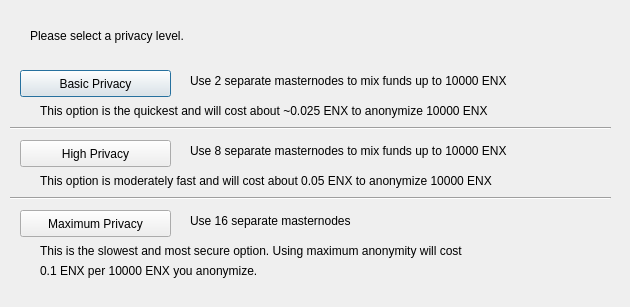
Before: the Qt Designer form src/qt/forms/obfuscationconfig.ui in SmandeP/bib, drawn with Qt 5.
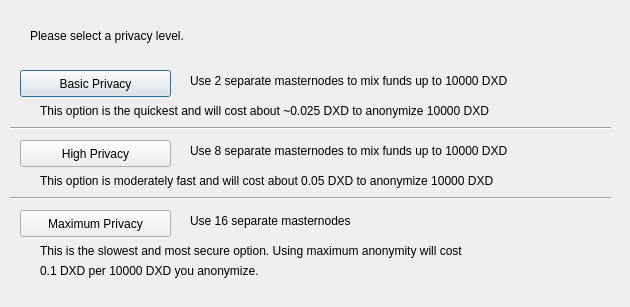
After: the same form once the commit is applied.

Patch:
```diff
--- a/src/qt/forms/obfuscationconfig.ui
+++ b/src/qt/forms/obfuscationconfig.ui
@@ -75,7 +75,7 @@
     </rect>
    </property>
    <property name="text">
-    <string>Use 2 separate masternodes to mix funds up to 10000 ENX</string>
+    <string>Use 2 separate masternodes to mix funds up to 10000 DXD</string>
    </property>
   </widget>
   <widget class="QLabel" name="label_3">
@@ -88,7 +88,7 @@
     </rect>
    </property>
    <property name="text">
-    <string>Use 8 separate masternodes to mix funds up to 10000 ENX</string>
+    <string>Use 8 separate masternodes to mix funds up to 10000 DXD</string>
    </property>
   </widget>
   <widget class="QLabel" name="label_4">
@@ -114,7 +114,7 @@
     </rect>
    </property>
    <property name="text">
-    <string>This option is the quickest and will cost about ~0.025 ENX to anonymize 10000 ENX</string>
+    <string>This option is the quickest and will cost about ~0.025 DXD to anonymize 10000 DXD</string>
    </property>
   </widget>
   <widget class="QLabel" name="label_7">
@@ -127,7 +127,7 @@
     </rect>
    </property>
    <property name="text">
-    <string>This option is moderately fast and will cost about 0.05 ENX to anonymize 10000 ENX</string>
+    <string>This option is moderately fast and will cost about 0.05 DXD to anonymize 10000 DXD</string>
    </property>
   </widget>
   <widget class="QLabel" name="label_8">
@@ -153,7 +153,7 @@
     </rect>
    </property>
    <property name="text">
-    <string>0.1 ENX per 10000 ENX you anonymize.</string>
+    <string>0.1 DXD per 10000 DXD you anonymize.</string>
    </property>
   </widget>
   <widget class="Line" name="line">
```
